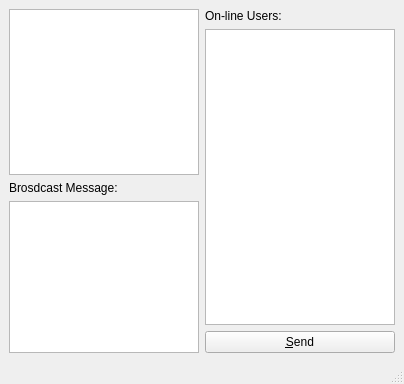
fromWannaCry/sshout-qt-client-code, file mainwindow.ui: the form before one commit.
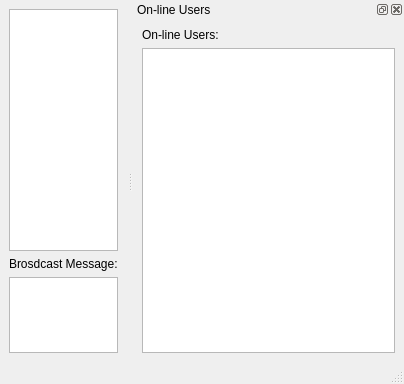
The form after the commit.

What changed in the file:
```diff
--- a/mainwindow.ui
+++ b/mainwindow.ui
@@ -14,42 +14,22 @@
    <string>MainWindow</string>
   </property>
   <widget class="QWidget" name="centralwidget">
-   <layout class="QGridLayout" name="gridLayout">
-    <item row="0" column="0" rowspan="2">
+   <layout class="QVBoxLayout" name="verticalLayout_2">
+    <item>
      <widget class="QTextEdit" name="chat_area">
       <property name="readOnly">
        <bool>true</bool>
       </property>
      </widget>
     </item>
-    <item row="0" column="1" rowspan="5">
-     <widget class="QWidget" name="widget_2" native="true">
-      <layout class="QVBoxLayout" name="verticalLayout_2">
-       <property name="margin">
-        <number>0</number>
-       </property>
-       <item>
-        <widget class="QLabel" name="label_on_users">
-         <property name="text">
-          <string>On-line Users:</string>
-         </property>
-        </widget>
-       </item>
-       <item>
-        <widget class="QListWidget" name="listWidget_online_users"/>
-       </item>
-       <item>
-        <widget class="QPushButton" name="pushButton_send">
-         <property name="text">
-          <string>&amp;Send</string>
-         </property>
-        </widget>
-       </item>
-      </layout>
-     </widget>
-    </item>
-    <item row="2" column="0" rowspan="3">
+    <item>
      <widget class="QWidget" name="widget" native="true">
+      <property name="maximumSize">
+       <size>
+        <width>16777215</width>
+        <height>96</height>
+       </size>
+      </property>
       <layout class="QVBoxLayout" name="verticalLayout">
        <property name="margin">
         <number>0</number>
@@ -80,6 +60,28 @@
    </property>
   </widget>
   <widget class="QStatusBar" name="statusbar"/>
+  <widget class="QDockWidget" name="dockWidget_online_list">
+   <property name="windowTitle">
+    <string>On-line Users</string>
+   </property>
+   <attribute name="dockWidgetArea">
+    <number>2</number>
+   </attribute>
+   <widget class="QWidget" name="dockWidgetContents">
+    <layout class="QVBoxLayout" name="verticalLayout_3">
+     <item>
+      <widget class="QLabel" name="label_on_users">
+       <property name="text">
+        <string>On-line Users:</string>
+       </property>
+      </widget>
+     </item>
+     <item>
+      <widget class="QListWidget" name="listWidget_online_users"/>
+     </item>
+    </layout>
+   </widget>
+  </widget>
  </widget>
  <resources/>
  <connections/>
```
